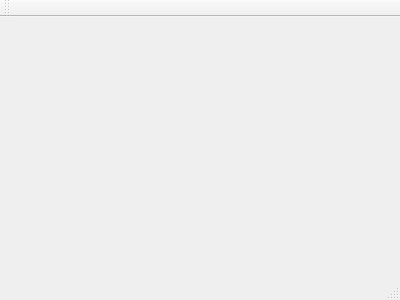
This is mainwindow.ui in motovotcazsvs/scannerwidget as Qt 5 draws it before an edit. The edited form follows.
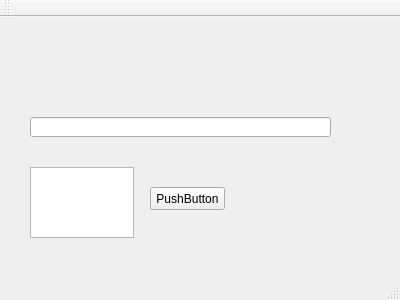
This is the edited form.

```diff
--- a/mainwindow.ui
+++ b/mainwindow.ui
@@ -12,13 +12,62 @@
   <property name="windowTitle" >
    <string>MainWindow</string>
   </property>
-  <widget class="QMenuBar" name="menuBar" />
-  <widget class="QToolBar" name="mainToolBar" />
-  <widget class="QWidget" name="centralWidget" />
-  <widget class="QStatusBar" name="statusBar" />
+  <widget class="QWidget" name="centralWidget">
+   <widget class="QLineEdit" name="lineEdit">
+    <property name="geometry">
+     <rect>
+      <x>30</x>
+      <y>100</y>
+      <width>301</width>
+      <height>20</height>
+     </rect>
+    </property>
+   </widget>
+   <widget class="QPushButton" name="pushButton">
+    <property name="geometry">
+     <rect>
+      <x>150</x>
+      <y>170</y>
+      <width>75</width>
+      <height>23</height>
+     </rect>
+    </property>
+    <property name="text">
+     <string>PushButton</string>
+    </property>
+   </widget>
+   <widget class="QTextEdit" name="textEdit">
+    <property name="geometry">
+     <rect>
+      <x>30</x>
+      <y>150</y>
+      <width>104</width>
+      <height>71</height>
+     </rect>
+    </property>
+   </widget>
+  </widget>
+  <widget class="QMenuBar" name="menuBar">
+   <property name="geometry">
+    <rect>
+     <x>0</x>
+     <y>0</y>
+     <width>400</width>
+     <height>21</height>
+    </rect>
+   </property>
+  </widget>
+  <widget class="QToolBar" name="mainToolBar">
+   <attribute name="toolBarArea">
+    <enum>TopToolBarArea</enum>
+   </attribute>
+   <attribute name="toolBarBreak">
+    <bool>false</bool>
+   </attribute>
+  </widget>
+  <widget class="QStatusBar" name="statusBar"/>
  </widget>
- <layoutDefault spacing="6" margin="11" />
- <pixmapfunction></pixmapfunction>
+ <layoutdefault spacing="6" margin="11"/>
  <resources/>
  <connections/>
 </ui>
```
Left out of the diff: 7 changed lines with no effect on the pictures.
